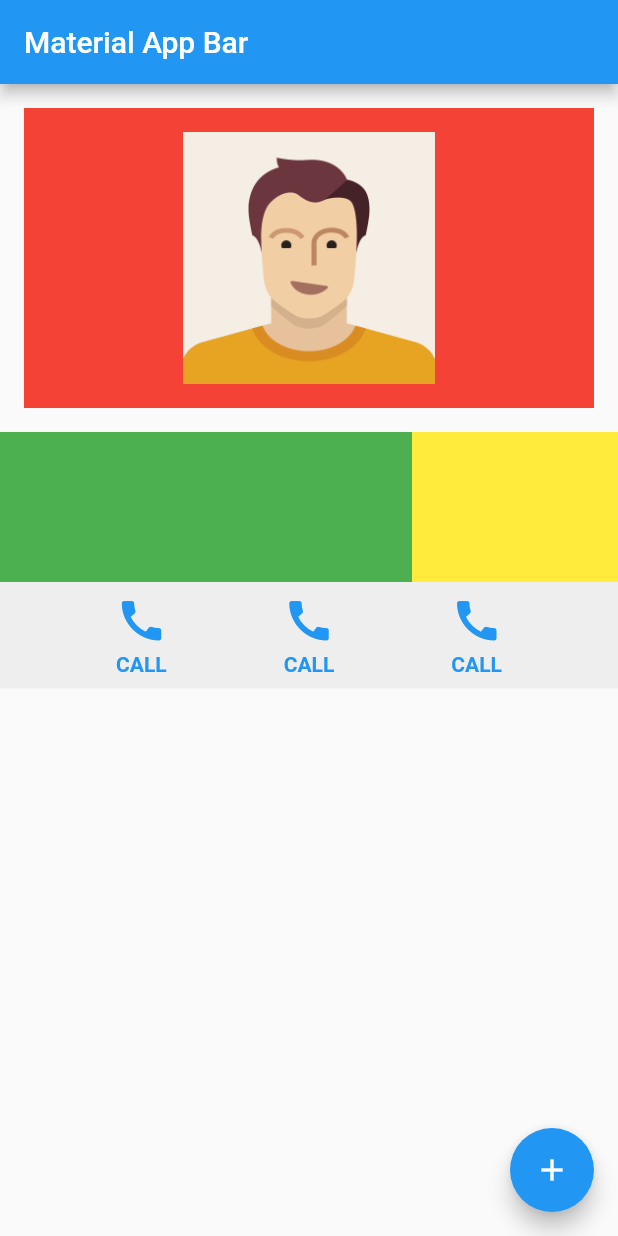
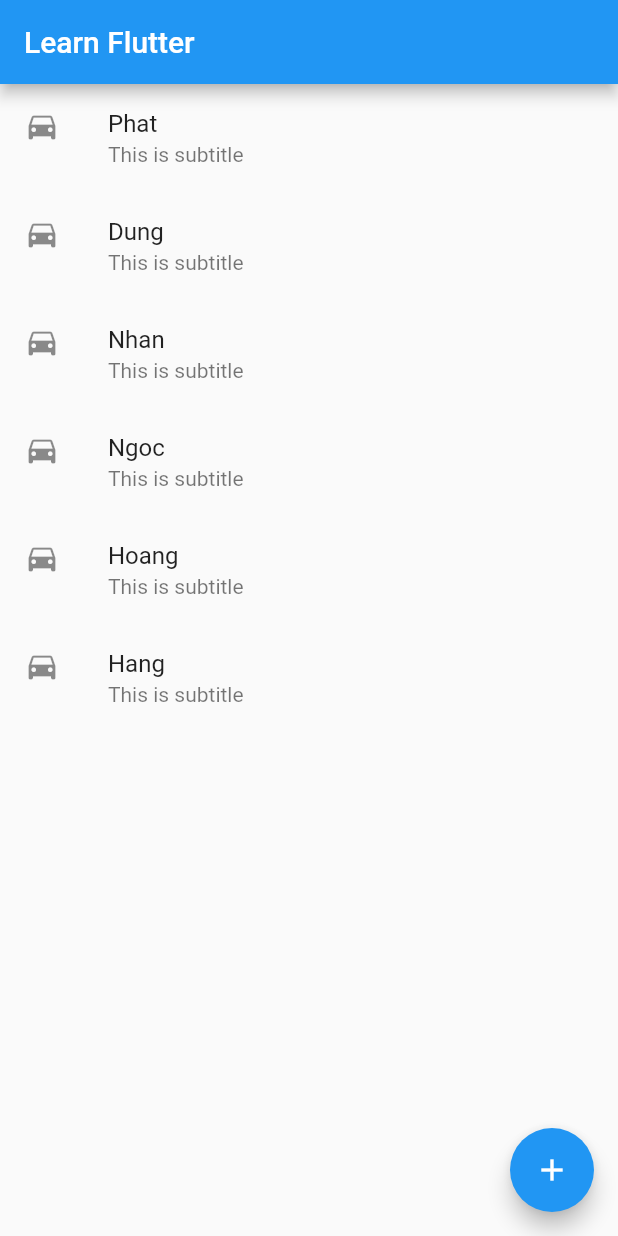
Before and after one commit to dev-phatnv/flutter-easy-approach, a Flutter app: the screen it shows after launch, on a phone screen of 412 x 824 dp. Run offline on Flutter 3.47's test engine with Material 2 defaults, Android fonts, the phone set to English and light mode, and no system bars.

Commit message:
[#widget] Add ListView builder

```diff
--- a/lib/main.dart
+++ b/lib/main.dart
@@ -3,14 +3,25 @@ import 'package:flutter/material.dart';
 void main() => runApp(MyApp());
 
 class MyApp extends StatelessWidget {
+  List<String> namesOfStudents = ["Phat", "Dung", "Nhan", "Ngoc", "Hoang", "Hang"];
   @override
   Widget build(BuildContext context) {
     return MaterialApp(
       title: 'Material App',
       home: Scaffold(
         appBar: AppBar(
-          title: Text('Material App Bar'),
+          title: Text('Learn Flutter'),
         ),
+        body: ListView.builder(
+              itemBuilder: (context, index) {
+                return ListTile(
+                  title: Text(namesOfStudents[index]),
+                  subtitle: Text('This is subtitle'),
+                  leading: Icon(Icons.directions_car),
+                );
+              },
+              itemCount: namesOfStudents.length,
+            ),
         // body: Center(child: Row(
         //   mainAxisAlignment: MainAxisAlignment.spaceEvenly,
         //   children: <Widget> [
@@ -24,16 +35,16 @@ class MyApp extends StatelessWidget {
         //     Text('Hello 2'),
         //   ]
         // ),),
-        body: Column(
-          children: <Widget>[
-            Container(
-              width: double.infinity,
-              height: 200,
-              margin: EdgeInsets.all(16),
-              padding: EdgeInsets.all(16),
-              color: Colors.red,
-              child: Image.asset("assets/male.png", fit: BoxFit.contain,)
-            ),
+        // body: Column(
+        //   children: <Widget>[
+            // Container(
+            //   width: double.infinity,
+            //   height: 200,
+            //   margin: EdgeInsets.all(16),
+            //   padding: EdgeInsets.all(16),
+            //   color: Colors.red,
+            //   child: Image.asset("assets/male.png", fit: BoxFit.contain,)
+            // ),
             // Container(
             //   width: double.infinity,
             //   height: 200,
@@ -43,58 +54,58 @@ class MyApp extends StatelessWidget {
             //     child: Text('My First Container', style: TextStyle(color: Colors.white),),
             //   )
             // ),
-            Container(
-              width: double.infinity,
-              child: Row(
-                children: <Widget> [
-                  Expanded(
-                   child: Container(
-                     height: 100,
-                     color: Colors.green,
-                   ),
-                   flex: 2,
-                  ),
-                  Expanded(
-                    child: Container(
-                      height: 100,
-                      color: Colors.yellow,
-                  ))
-                ]
-              ),
-            ),
-            Container(
-              width: double.infinity,
-              color: Colors.grey[200],
-              padding: EdgeInsets.only(top: 8, bottom: 8),
-              child: Row(
-                mainAxisAlignment: MainAxisAlignment.spaceEvenly,
-                children: <Widget>[
-                  Column(
-                    children: <Widget>[
-                      Icon(Icons.call, color: Colors.blue, size: 35,),
-                      Container(height: 4,),
-                      Text('CALL', style: TextStyle(color: Colors.blue, fontWeight: FontWeight.bold),)
-                    ],
-                  ),
-                  Column(
-                    children: <Widget>[
-                      Icon(Icons.call, color: Colors.blue, size: 35,),
-                      Container(height: 4,),
-                      Text('CALL', style: TextStyle(color: Colors.blue, fontWeight: FontWeight.bold),)
-                    ],
-                  ),
-                  Column(
-                    children: <Widget>[
-                      Icon(Icons.call, color: Colors.blue, size: 35,),
-                      Container(height: 4,),
-                      Text('CALL', style: TextStyle(color: Colors.blue, fontWeight: FontWeight.bold),)
-                    ],
-                  ),
-                ],
-              ),
-            )
-          ]
-        ),
+            // Container(
+            //   width: double.infinity,
+            //   child: Row(
+            //     children: <Widget> [
+            //       Expanded(
+            //        child: Container(
+            //          height: 100,
+            //          color: Colors.green,
+            //        ),
+            //        flex: 2,
+            //       ),
+            //       Expanded(
+            //         child: Container(
+            //           height: 100,
+            //           color: Colors.yellow,
+            //       ))
+            //     ]
+            //   ),
+            // ),
+        //     Container(
+        //       width: double.infinity,
+        //       color: Colors.grey[200],
+        //       padding: EdgeInsets.only(top: 8, bottom: 8),
+        //       child: Row(
+        //         mainAxisAlignment: MainAxisAlignment.spaceEvenly,
+        //         children: <Widget>[
+        //           Column(
+        //             children: <Widget>[
+        //               Icon(Icons.call, color: Colors.blue, size: 35,),
+        //               Container(height: 4,),
+        //               Text('CALL', style: TextStyle(color: Colors.blue, fontWeight: FontWeight.bold),)
+        //             ],
+        //           ),
+        //           Column(
+        //             children: <Widget>[
+        //               Icon(Icons.call, color: Colors.blue, size: 35,),
+        //               Container(height: 4,),
+        //               Text('CALL', style: TextStyle(color: Colors.blue, fontWeight: FontWeight.bold),)
+        //             ],
+        //           ),
+        //           Column(
+        //             children: <Widget>[
+        //               Icon(Icons.call, color: Colors.blue, size: 35,),
+        //               Container(height: 4,),
+        //               Text('CALL', style: TextStyle(color: Colors.blue, fontWeight: FontWeight.bold),)
+        //             ],
+        //           ),
+        //         ],
+        //       ),
+        //     )
+        //   ]
+        // ),
         floatingActionButton: FloatingActionButton(
           onPressed: () {  },
           child: Icon(Icons.add)
--- a/logs/flutter_daemon.txt
+++ b/logs/flutter_daemon.txt
@@ -47,3 +47,17 @@ Tue Sep 22 2020 [14:21:18 GMT+0700 (Indochina Time)] Log file started
 [3:57:40 PM] [FlutterDaemon] [Info] <== [{"id":"7","result":{"platforms":["ios","android"]}}]
 [3:57:40 PM] [General] [Warn] Did not find session 6197aa81-05f0-4060-a29f-588f34c80775 to handle dart.progressStart. There were 0 sessions:
 [3:57:40 PM] [General] [Warn] Event will be queued and processed when the session start event fires
+[5:35:30 PM] [FlutterDaemon] [Info] ==> [{"id":"8","method":"daemon.getSupportedPlatforms","params":{"projectRoot":"/Users/admin/Projects/FlutterCourse/flutter_easy_approach"}}]
+[5:35:30 PM] [FlutterDaemon] [Info] <== [{"id":"8","result":{"platforms":["ios","android"]}}]
+[5:35:30 PM] [General] [Warn] Did not find session 40b178ba-5c2e-474d-b00b-6ffb67578ca5 to handle dart.progressStart. There were 0 sessions:
+[5:35:30 PM] [General] [Warn] Event will be queued and processed when the session start event fires
+[5:36:38 PM] [FlutterDaemon] [Info] ==> [{"id":"9","method":"daemon.getSupportedPlatforms","params":{"projectRoot":"/Users/admin/Projects/FlutterCourse/flutter_easy_approach"}}]
+[5:36:38 PM] [FlutterDaemon] [Info] <== [{"id":"9","result":{"platforms":["ios","android"]}}]
+[5:36:38 PM] [General] [Warn] Did not find session 61cd65b3-7540-48ef-9a73-683e981e8998 to handle dart.progressStart. There were 1 sessions:
+  40b178ba-5c2e-474d-b00b-6ffb67578ca5
+[5:36:38 PM] [General] [Warn] Event will be queued and processed when the session start event fires
+[5:36:44 PM] [FlutterRun] [Error] [Flutter] Exception: Profile mode is not supported for emulators.
+[5:38:30 PM] [FlutterDaemon] [Info] ==> [{"id":"10","method":"daemon.getSupportedPlatforms","params":{"projectRoot":"/Users/admin/Projects/FlutterCourse/flutter_easy_approach"}}]
+[5:38:30 PM] [FlutterDaemon] [Info] <== [{"id":"10","result":{"platforms":["ios","android"]}}]
+[5:38:30 PM] [General] [Warn] Did not find session 068732e0-c0f5-4118-afa4-a924d1a160bb to handle dart.progressStart. There were 0 sessions:
+[5:38:30 PM] [General] [Warn] Event will be queued and processed when the session start event fires
```
